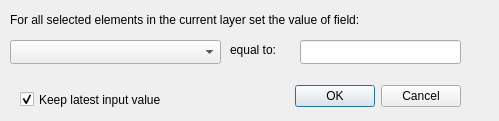
axelande/geodatafarm3, file widgets/multi_attribute_edit_dialog.ui: the form before one commit.
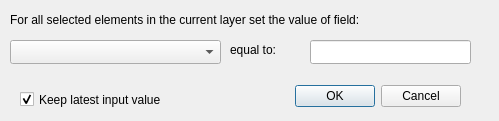
The form after the commit.

Diff of the .ui file:
```diff
--- a/widgets/multi_attribute_edit_dialog.ui
+++ b/widgets/multi_attribute_edit_dialog.ui
@@ -42,7 +42,7 @@
   <widget class="QLineEdit" name="QLEvalore">
    <property name="geometry">
     <rect>
-     <x>300</x>
+     <x>310</x>
      <y>40</y>
      <width>161</width>
      <height>24</height>
@@ -70,7 +70,7 @@
     <rect>
      <x>230</x>
      <y>40</y>
-     <width>61</width>
+     <width>81</width>
      <height>20</height>
     </rect>
    </property>
```
Left out of the diff: 8 changed lines with no effect on the pictures.
